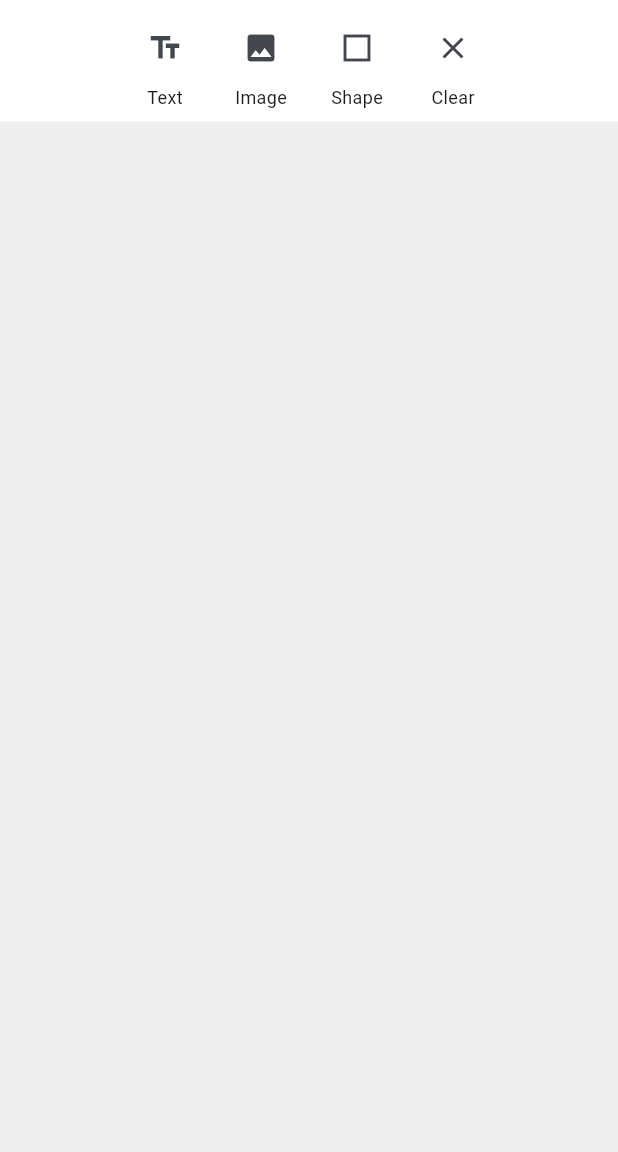
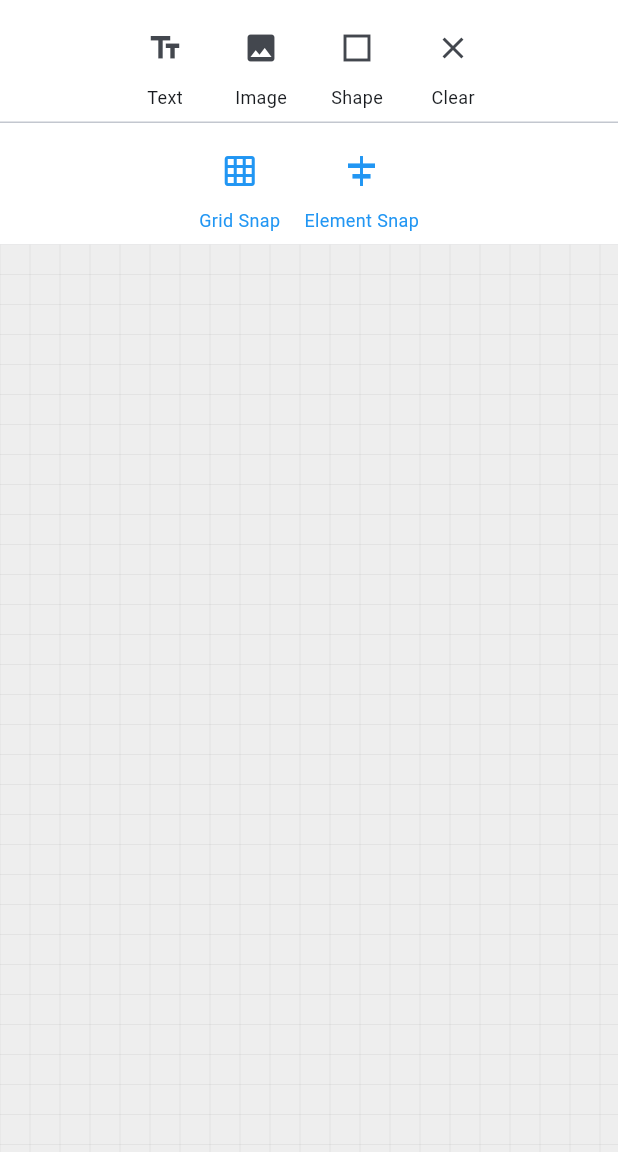
Before and after one commit to Abelboby/Dashboard_reorder, a Flutter app: the screen it shows after launch, after a tap on the "clear" icon, on a phone screen of 412 x 824 dp, the part 84-1236 px from its top. Run offline on Flutter 3.47's test engine with Material 3 defaults, Android fonts, the phone set to English and light mode, and no system bars.

Commit message:
Implement advanced snapping and alignment features for canvas elements

```diff
--- /dev/null
+++ b/lib/widgets/alignment_guides.dart
@@ -0,0 +1,79 @@
+import 'package:flutter/material.dart';
+
+class AlignmentGuides extends StatelessWidget {
+  final List<double> horizontalGuideLines;
+  final List<double> verticalGuideLines;
+  final Color guideColor;
+  final double guideThickness;
+
+  const AlignmentGuides({
+    Key? key,
+    required this.horizontalGuideLines,
+    required this.verticalGuideLines,
+    this.guideColor = Colors.blue,
+    this.guideThickness = 1.0,
+  }) : super(key: key);
+
+  @override
+  Widget build(BuildContext context) {
+    return IgnorePointer(
+      child: CustomPaint(
+        size: Size.infinite,
+        painter: _AlignmentGuidesPainter(
+          horizontalGuideLines: horizontalGuideLines,
+          verticalGuideLines: verticalGuideLines,
+          guideColor: guideColor,
+          guideThickness: guideThickness,
+        ),
+      ),
+    );
+  }
+}
+
+class _AlignmentGuidesPainter extends CustomPainter {
+  final List<double> horizontalGuideLines;
+  final List<double> verticalGuideLines;
+  final Color guideColor;
+  final double guideThickness;
+
+  _AlignmentGuidesPainter({
+    required this.horizontalGuideLines,
+    required this.verticalGuideLines,
+    required this.guideColor,
+    required this.guideThickness,
+  });
+
+  @override
+  void paint(Canvas canvas, Size size) {
+    final paint = Paint()
+      ..color = guideColor
+      ..strokeWidth = guideThickness
+      ..style = PaintingStyle.stroke;
+
+    // Draw horizontal guide lines
+    for (final y in horizontalGuideLines) {
+      canvas.drawLine(
+        Offset(0, y),
+        Offset(size.width, y),
+        paint,
+      );
+    }
+
+    // Draw vertical guide lines
+    for (final x in verticalGuideLines) {
+      canvas.drawLine(
+        Offset(x, 0),
+        Offset(x, size.height),
+        paint,
+      );
+    }
+  }
+
+  @override
+  bool shouldRepaint(_AlignmentGuidesPainter oldDelegate) {
+    return horizontalGuideLines != oldDelegate.horizontalGuideLines ||
+        verticalGuideLines != oldDelegate.verticalGuideLines ||
+        guideColor != oldDelegate.guideColor ||
+        guideThickness != oldDelegate.guideThickness;
+  }
+}
--- a/lib/widgets/canvas_editor.dart
+++ b/lib/widgets/canvas_editor.dart
@@ -3,6 +3,8 @@ import 'package:provider/provider.dart';
 import '../providers/canvas_provider.dart';
 import 'editable_element.dart';
 import 'canvas_toolbar.dart';
+import 'alignment_guides.dart';
+import 'grid_background.dart';
 
 class CanvasEditor extends StatelessWidget {
   const CanvasEditor({Key? key}) : super(key: key);
@@ -38,7 +40,25 @@ class CanvasArea extends StatelessWidget {
         child: Consumer<CanvasState>(
           builder: (context, canvasState, _) {
             return Stack(
-              children: canvasState.elements.map((element) => EditableElement(element: element)).toList(),
+              children: [
+                // Grid background
+                const GridBackground(
+                  gridSize: 20.0,
+                  gridColor: Color(0x11000000),
+                  gridThickness: 0.5,
+                ),
+
+                // Canvas elements
+                ...canvasState.elements.map((element) => EditableElement(element: element)).toList(),
+
+                // Alignment guides
+                AlignmentGuides(
+                  horizontalGuideLines: canvasState.horizontalGuideLines,
+                  verticalGuideLines: canvasState.verticalGuideLines,
+                  guideColor: Colors.blue.withOpacity(0.7),
+                  guideThickness: 1.5,
+                ),
+              ],
             );
           },
         ),
--- a/lib/widgets/canvas_toolbar.dart
+++ b/lib/widgets/canvas_toolbar.dart
@@ -8,10 +8,16 @@ class CanvasToolbar extends StatelessWidget {
 
   @override
   Widget build(BuildContext context) {
+    final canvasState = context.watch<CanvasState>();
+
     return Container(
       color: Colors.white,
       padding: const EdgeInsets.symmetric(vertical: 8.0),
-      child: Row(
+      child: Column(
+        mainAxisSize: MainAxisSize.min,
+        children: [
+          // Element creation tools
+          Row(
             mainAxisAlignment: MainAxisAlignment.center,
             children: [
               _buildToolbarButton(
@@ -57,6 +63,38 @@ class CanvasToolbar extends StatelessWidget {
               ),
             ],
           ),
+
+          const SizedBox(height: 8),
+          const Divider(height: 1),
+          const SizedBox(height: 8),
+
+          // Snapping tools
+          Row(
+            mainAxisAlignment: MainAxisAlignment.center,
+            children: [
+              _buildToggleButton(
+                context,
+                icon: Icons.grid_on,
+                label: 'Grid Snap',
+                isActive: canvasState.snapToGridEnabled,
+                onPressed: () {
+                  context.read<CanvasState>().toggleSnapToGrid();
+                },
+              ),
+              const SizedBox(width: 16),
+              _buildToggleButton(
+                context,
+                icon: Icons.align_horizontal_center,
+                label: 'Element Snap',
+                isActive: canvasState.snapToElementsEnabled,
+                onPressed: () {
+                  context.read<CanvasState>().toggleSnapToElements();
+                },
+              ),
+            ],
+          ),
+        ],
+      ),
     );
   }
 
@@ -81,4 +119,33 @@ class CanvasToolbar extends StatelessWidget {
       ],
     );
   }
+
+  Widget _buildToggleButton(
+    BuildContext context, {
+    required IconData icon,
+    required String label,
+    required bool isActive,
+    required VoidCallback onPressed,
+  }) {
+    return Column(
+      mainAxisSize: MainAxisSize.min,
+      children: [
+        IconButton(
+          icon: Icon(
+            icon,
+            color: isActive ? Colors.blue : Colors.grey,
+          ),
+          onPressed: onPressed,
+          tooltip: label,
+        ),
+        Text(
+          label,
+          style: TextStyle(
+            fontSize: 12,
+            color: isActive ? Colors.blue : Colors.grey,
+          ),
+        ),
+      ],
+    );
   }
+}
--- /dev/null
+++ b/lib/widgets/grid_background.dart
@@ -0,0 +1,73 @@
+import 'package:flutter/material.dart';
+
+class GridBackground extends StatelessWidget {
+  final double gridSize;
+  final Color gridColor;
+  final double gridThickness;
+
+  const GridBackground({
+    Key? key,
+    this.gridSize = 20.0,
+    this.gridColor = Colors.grey,
+    this.gridThickness = 0.5,
+  }) : super(key: key);
+
+  @override
+  Widget build(BuildContext context) {
+    return IgnorePointer(
+      child: CustomPaint(
+        size: Size.infinite,
+        painter: _GridPainter(
+          gridSize: gridSize,
+          gridColor: gridColor,
+          gridThickness: gridThickness,
+        ),
+      ),
+    );
+  }
+}
+
+class _GridPainter extends CustomPainter {
+  final double gridSize;
+  final Color gridColor;
+  final double gridThickness;
+
+  _GridPainter({
+    required this.gridSize,
+    required this.gridColor,
+    required this.gridThickness,
+  });
+
+  @override
+  void paint(Canvas canvas, Size size) {
+    final paint = Paint()
+      ..color = gridColor
+      ..strokeWidth = gridThickness
+      ..style = PaintingStyle.stroke;
+
+    // Draw vertical grid lines
+    for (double x = 0; x <= size.width; x += gridSize) {
+      canvas.drawLine(
+        Offset(x, 0),
+        Offset(x, size.height),
+        paint,
+      );
+    }
+
+    // Draw horizontal grid lines
+    for (double y = 0; y <= size.height; y += gridSize) {
+      canvas.drawLine(
+        Offset(0, y),
+        Offset(size.width, y),
+        paint,
+      );
+    }
+  }
+
+  @override
+  bool shouldRepaint(_GridPainter oldDelegate) {
+    return gridSize != oldDelegate.gridSize ||
+        gridColor != oldDelegate.gridColor ||
+        gridThickness != oldDelegate.gridThickness;
+  }
+}
```
Also changed, not shown: lib/providers/canvas_provider.dart (+312 -5 lines). Lines whose indentation alone changed are shown as unchanged.
